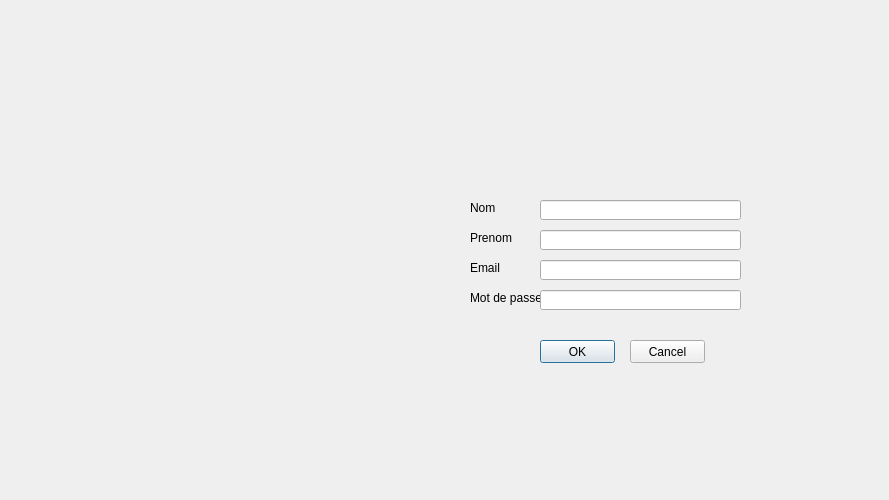
First picture: the form in UI/Singup.ui, repository Rolerdxx/Car-Rental, before the edit.
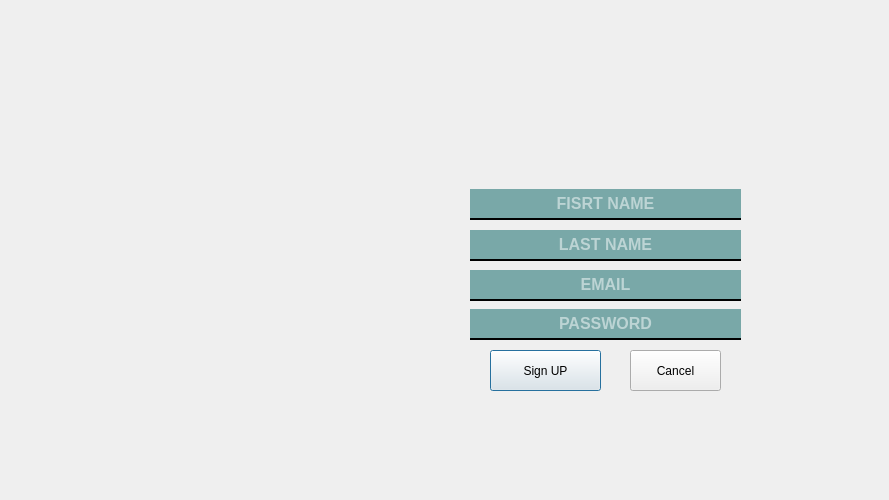
Second picture: the form after the edit. Icons and pictures are not drawn.

The edit to the form file:
```diff
--- a/UI/Singup.ui
+++ b/UI/Singup.ui
@@ -23,120 +23,176 @@
   <widget class="QLineEdit" name="nomline">
    <property name="geometry">
     <rect>
-     <x>540</x>
-     <y>200</y>
-     <width>201</width>
-     <height>20</height>
-    </rect>
-   </property>
-  </widget>
-  <widget class="QLabel" name="label">
-   <property name="geometry">
-    <rect>
      <x>470</x>
-     <y>200</y>
-     <width>71</width>
-     <height>16</height>
+     <y>189</y>
+     <width>271</width>
+     <height>31</height>
     </rect>
    </property>
-   <property name="text">
-    <string>Nom</string>
+   <property name="font">
+    <font>
+     <pointsize>12</pointsize>
+     <weight>75</weight>
+     <bold>true</bold>
+    </font>
    </property>
-  </widget>
-  <widget class="QLabel" name="label_2">
-   <property name="geometry">
-    <rect>
-     <x>470</x>
-     <y>230</y>
-     <width>71</width>
-     <height>16</height>
-    </rect>
+   <property name="styleSheet">
+    <string notr="true">background-color:rgba(3, 97, 97, 0.5);
+color: white;
+font-weight:bold;
+border:solid 0px;
+border-bottom:2px solid black;
+height:25px;
+</string>
    </property>
-   <property name="text">
-    <string>Prenom</string>
+   <property name="alignment">
+    <set>Qt::AlignCenter</set>
+   </property>
+   <property name="placeholderText">
+    <string>FISRT NAME</string>
    </property>
   </widget>
   <widget class="QLineEdit" name="prline">
    <property name="geometry">
     <rect>
-     <x>540</x>
-     <y>230</y>
-     <width>201</width>
-     <height>20</height>
-    </rect>
-   </property>
-  </widget>
-  <widget class="QLabel" name="label_3">
-   <property name="geometry">
-    <rect>
      <x>470</x>
-     <y>260</y>
-     <width>71</width>
-     <height>16</height>
+     <y>230</y>
+     <width>271</width>
+     <height>31</height>
     </rect>
    </property>
-   <property name="text">
-    <string>Email</string>
+   <property name="font">
+    <font>
+     <pointsize>12</pointsize>
+     <weight>75</weight>
+     <bold>true</bold>
+    </font>
+   </property>
+   <property name="styleSheet">
+    <string notr="true">background-color:rgba(3, 97, 97, 0.5);
+color: white;
+font-weight:bold;
+border:solid 0px;
+border-bottom:2px solid black;
+height:25px;</string>
+   </property>
+   <property name="alignment">
+    <set>Qt::AlignCenter</set>
+   </property>
+   <property name="placeholderText">
+    <string>LAST NAME</string>
    </property>
   </widget>
   <widget class="QLineEdit" name="mailine">
    <property name="geometry">
     <rect>
-     <x>540</x>
-     <y>260</y>
-     <width>201</width>
-     <height>20</height>
-    </rect>
-   </property>
-  </widget>
-  <widget class="QLabel" name="label_4">
-   <property name="geometry">
-    <rect>
      <x>470</x>
-     <y>290</y>
-     <width>71</width>
-     <height>16</height>
+     <y>270</y>
+     <width>271</width>
+     <height>31</height>
     </rect>
    </property>
-   <property name="text">
-    <string>Mot de passe</string>
+   <property name="font">
+    <font>
+     <pointsize>12</pointsize>
+     <weight>75</weight>
+     <bold>true</bold>
+    </font>
+   </property>
+   <property name="styleSheet">
+    <string notr="true">background-color:rgba(3, 97, 97, 0.5);
+color: white;
+font-weight:bold;
+border:solid 0px;
+border-bottom:2px solid black;
+height:25px;</string>
+   </property>
+   <property name="alignment">
+    <set>Qt::AlignCenter</set>
+   </property>
+   <property name="placeholderText">
+    <string>EMAIL</string>
    </property>
   </widget>
   <widget class="QLineEdit" name="mdpline">
    <property name="geometry">
     <rect>
-     <x>540</x>
-     <y>290</y>
-     <width>201</width>
-     <height>20</height>
+     <x>470</x>
+     <y>309</y>
+     <width>271</width>
+     <height>31</height>
     </rect>
    </property>
+   <property name="font">
+    <font>
+     <pointsize>12</pointsize>
+     <weight>75</weight>
+     <bold>true</bold>
+    </font>
+   </property>
+   <property name="styleSheet">
+    <string notr="true">background-color:rgba(3, 97, 97, 0.5);
+color: white;
+font-weight:bold;
+border:solid 0px;
+border-bottom:2px solid black;
+height:25px;</string>
+   </property>
+   <property name="text">
+    <string/>
+   </property>
+   <property name="alignment">
+    <set>Qt::AlignCenter</set>
+   </property>
+   <property name="placeholderText">
+    <string>PASSWORD</string>
+   </property>
   </widget>
   <widget class="QPushButton" name="Sibtn">
    <property name="geometry">
     <rect>
-     <x>540</x>
-     <y>340</y>
-     <width>75</width>
-     <height>23</height>
+     <x>490</x>
+     <y>350</y>
+     <width>111</width>
+     <height>41</height>
     </rect>
    </property>
    <property name="text">
-    <string>OK</string>
+    <string>Sign UP</string>
+   </property>
+   <property name="icon">
+    <iconset>
+     <normaloff>../images/check.png</normaloff>../images/check.png</iconset>
+   </property>
+   <property name="iconSize">
+    <size>
+     <width>30</width>
+     <height>30</height>
+    </size>
    </property>
   </widget>
   <widget class="QPushButton" name="Cnclbtn">
    <property name="geometry">
     <rect>
      <x>630</x>
-     <y>340</y>
-     <width>75</width>
-     <height>23</height>
+     <y>350</y>
+     <width>91</width>
+     <height>41</height>
     </rect>
    </property>
    <property name="text">
     <string>Cancel</string>
    </property>
+   <property name="icon">
+    <iconset>
+     <normaloff>../images/x.png</normaloff>../images/x.png</iconset>
+   </property>
+   <property name="iconSize">
+    <size>
+     <width>30</width>
+     <height>30</height>
+    </size>
+   </property>
   </widget>
  </widget>
  <resources/>
```
